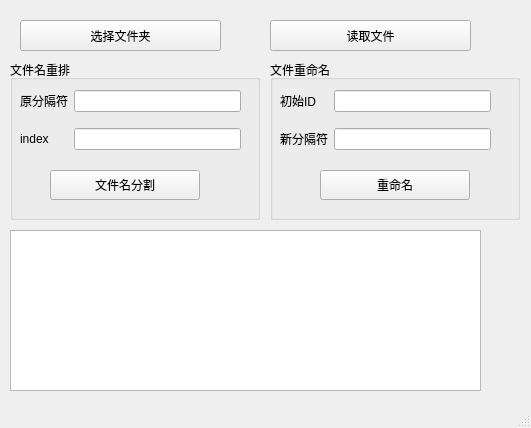
hichenjuntao/project1, file renameWin.ui: the form before one commit.
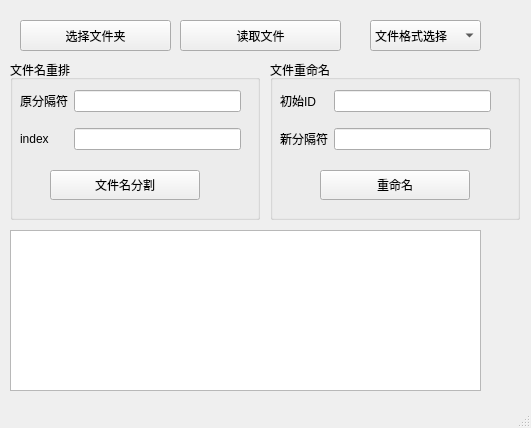
The form after the commit.

What changed in the file:
```diff
--- a/renameWin.ui
+++ b/renameWin.ui
@@ -178,7 +178,7 @@
      <rect>
       <x>20</x>
       <y>20</y>
-      <width>201</width>
+      <width>151</width>
       <height>31</height>
      </rect>
     </property>
@@ -202,9 +202,9 @@
    <widget class="QPushButton" name="readButton">
     <property name="geometry">
      <rect>
-      <x>270</x>
+      <x>180</x>
       <y>20</y>
-      <width>201</width>
+      <width>161</width>
       <height>31</height>
      </rect>
     </property>
@@ -215,6 +215,27 @@
      <string>读取文件</string>
     </property>
    </widget>
+   <widget class="QComboBox" name="comboBox">
+    <property name="geometry">
+     <rect>
+      <x>370</x>
+      <y>20</y>
+      <width>111</width>
+      <height>31</height>
+     </rect>
+    </property>
+    <property name="toolTip">
+     <string/>
+    </property>
+    <property name="whatsThis">
+     <string/>
+    </property>
+    <item>
+     <property name="text">
+      <string>文件格式选择</string>
+     </property>
+    </item>
+   </widget>
   </widget>
   <widget class="QStatusBar" name="statusbar"/>
  </widget>
```
